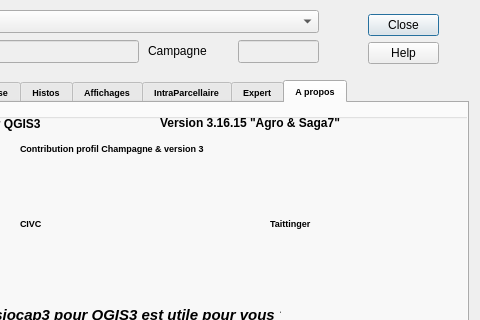
This is Physiocap3_dialog_base.ui in jhemmi/Physiocap3 as Qt 5 draws it before an edit; both pictures show x 172 to 652 and y 0 to 320 of the 652 by 862 pixel window. The edited form follows.
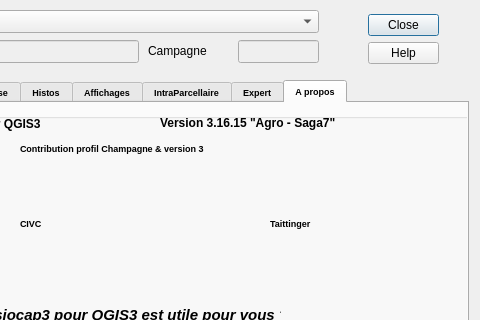
This is the edited form. The open tabs and pages were chosen to show the change.

```diff
--- a/Physiocap3_dialog_base.ui
+++ b/Physiocap3_dialog_base.ui
@@ -6108,7 +6108,7 @@
        </font>
       </property>
       <property name="text">
-       <string>Version 3.16.15 &quot;Agro &amp; Saga7&quot;</string>
+       <string>Version 3.16.15 &quot;Agro - Saga7&quot;</string>
       </property>
      </widget>
      <widget class="QLabel" name="label_500">
```
